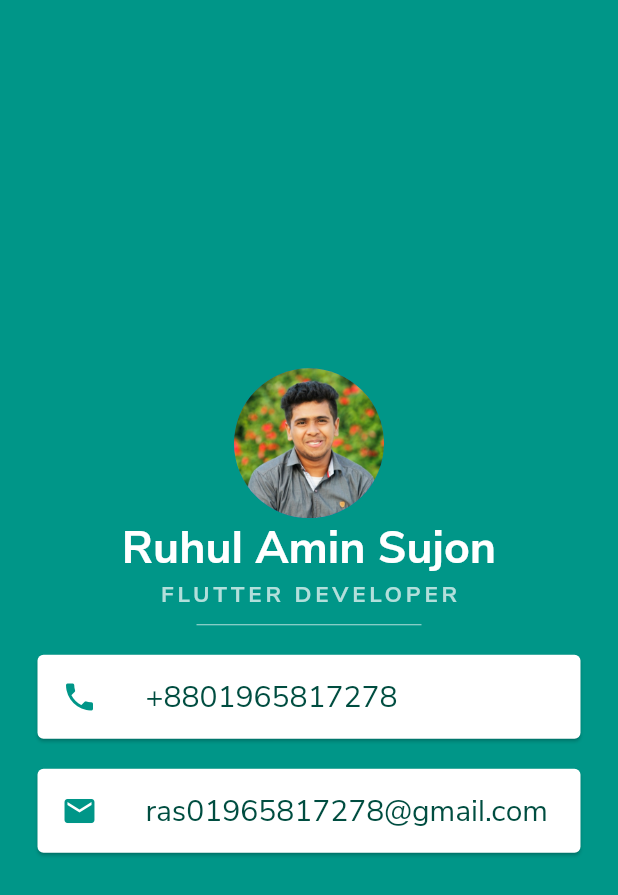
After one commit to Rasujon3/notebook, a Flutter app: the screen it shows after launch, in the side drawer, after a tap on "About me", on a phone screen of 412 x 824 dp. The commit adds this screen. Shown: the top 895 px of the screen. Run offline on Flutter 3.47's test engine with Material 2 defaults, Android fonts, the phone set to English and light mode, and no system bars; our stand-ins replace fluttertoast, sqflite; accounts and stored records are empty.

Commit message:
End of app creation
End of app creation

```diff
--- /dev/null
+++ b/lib/screens/aboutMe.dart
@@ -0,0 +1,80 @@
+import 'package:flutter/material.dart';
+
+class AboutMe extends StatelessWidget {
+  @override
+  Widget build(BuildContext context) {
+    return MaterialApp(
+      debugShowCheckedModeBanner: false,
+      home: Scaffold(
+        backgroundColor: Colors.teal,
+        body: SafeArea(
+            child: Column(
+              mainAxisAlignment: MainAxisAlignment.center,
+              children: <Widget>[
+                CircleAvatar(
+                  radius: 50.0,
+                  backgroundImage: AssetImage('assets/images/sujon.jpg'),
+                ),
+                Text(
+                  'Ruhul Amin Sujon',
+                  style: TextStyle(
+                    fontFamily: 'NunitoSans',
+                    fontSize: 30.0,
+                    color: Colors.white,
+                    fontWeight: FontWeight.bold,
+                  ),
+                ),
+                Text(
+                  'FLUTTER DEVELOPER',
+                  style: TextStyle(
+                    fontFamily: 'NunitoSans',
+                    color: Colors.teal.shade100,
+                    fontSize: 15.0,
+                    letterSpacing: 2.5,
+                    fontWeight: FontWeight.bold,
+                  ),
+                ),
+                SizedBox(
+                  height: 20.0,
+                  width: 150.0,
+                  child: Divider(
+                    color: Colors.teal.shade100,
+                  ),
+                ),
+                Card(
+                    margin: EdgeInsets.symmetric(vertical: 10.0, horizontal: 25.0),
+                    child: ListTile(
+                      leading: Icon(
+                        Icons.phone,
+                        color: Colors.teal,
+                      ),
+                      title: Text(
+                        '+8801965817278',
+                        style: TextStyle(
+                          color: Colors.teal.shade900,
+                          fontFamily: 'NunitoSans',
+                          fontSize: 20.0,
+                        ),
+                      ),
+                    )),
+                Card(
+                    margin: EdgeInsets.symmetric(vertical: 10.0, horizontal: 25.0),
+                    child: ListTile(
+                      leading: Icon(
+                        Icons.email,
+                        color: Colors.teal,
+                      ),
+                      title: Text(
+                        'ras01965817278@gmail.com',
+                        style: TextStyle(
+                            fontSize: 20.0,
+                            color: Colors.teal.shade900,
+                            fontFamily: 'NunitoSans'),
+                      ),
+                    ))
+              ],
+            )),
+      ),
+    );
+  }
+}
--- a/lib/screens/drawer/drawer_page.dart
+++ b/lib/screens/drawer/drawer_page.dart
@@ -1,5 +1,10 @@
 import 'package:flutter/material.dart';
 import 'package:notebook/constants/constants.dart';
+import 'package:notebook/database/database_helper.dart';
+import 'package:notebook/screens/aboutMe.dart';
+import 'package:notebook/screens/home/home_page.dart';
+import 'package:notebook/screens/note/note_add_page.dart';
+import 'package:notebook/utils/custom_toast.dart';
 
 class DrawerPage extends StatefulWidget {
   @override
@@ -7,9 +12,12 @@ class DrawerPage extends StatefulWidget {
 }
 
 class _DrawerPageState extends State<DrawerPage> {
+  DatabaseHelper _db;
+
   @override
   void initState() {
     super.initState();
+    _db = DatabaseHelper();
   }
 
   @override
@@ -44,19 +52,35 @@ class _DrawerPageState extends State<DrawerPage> {
                     height: 70,
                   ),
                   _drawerItem(
-                    title: 'About us',
+                    title: 'About me',
                     icon: Icons.person,
-                    onTap: () {},
+                    onTap: () {
+                      Navigator.push(
+                          context,
+                          MaterialPageRoute(
+                              builder: (context) => AboutMe()));
+                    },
                   ),
                   _drawerItem(
                     title: 'Delete account',
                     icon: Icons.account_box_outlined,
-                    onTap: () {},
+                    onTap: () async {
+                      int deleted = await _db.deleteTable();
+                      if (deleted != null) {
+                        CustomToast.toast('Account has been deleted');
+                        Navigator.pushAndRemoveUntil(
+                            context,
+                            MaterialPageRoute(builder: (context) => HomePage()),
+                            (route) => false);
+                      }
+                    },
                   ),
                   _drawerItem(
-                    title: 'Logout',
+                    title: 'Exit',
                     icon: Icons.exit_to_app,
-                    onTap: () {},
+                    onTap: () {
+                      Navigator.pop(context);
+                    },
                   ),
                 ],
               ),
```
Also changed, not shown: lib/database/database_helper.dart (+11 -0 lines), lib/screens/home/home_page.dart (+46 -13 lines), lib/screens/note/note_update_page.dart (added, +281 -0 lines), assets/images/sujon.jpg (added).
